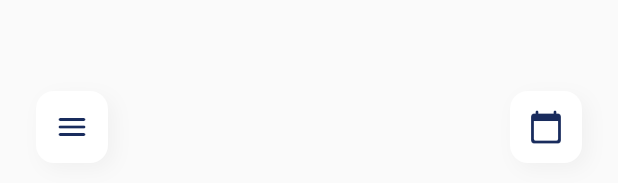
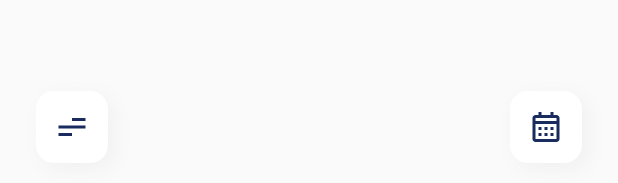
Before and after one commit to gabrielscota/todo-app, a Flutter app: the MyAppBar widget shown alone on an empty page, opened directly, on a phone screen of 412 x 824 dp. Shown: the part 497-680 px from the top of the screen. Run offline on Flutter 3.47's test engine with Material 2 defaults, Android fonts, the phone set to English and light mode, and no system bars; our stand-ins replace carousel_slider, equatable, flutter_svg, get, google_fonts, localstorage; statements that could not run were skipped.

Commit message:
add: svg icons in components

```diff
--- a/lib/ui/pages/home/components/components.dart
+++ b/lib/ui/pages/home/components/components.dart
@@ -1,6 +1,7 @@
 export './add_task.dart';
 export './my_app_bar.dart';
 export './name.dart';
+export './project_card.dart';
 export './projects.dart';
 export './task_tile.dart';
 export './tasks.dart';
--- a/lib/ui/pages/home/components/my_app_bar.dart
+++ b/lib/ui/pages/home/components/my_app_bar.dart
@@ -1,4 +1,5 @@
 import 'package:flutter/material.dart';
+import 'package:flutter_svg/flutter_svg.dart';
 import 'package:google_fonts/google_fonts.dart';
 
 class MyAppBar extends StatelessWidget {
@@ -17,9 +18,10 @@ class MyAppBar extends StatelessWidget {
         children: [
           Container(
             padding: EdgeInsets.all(12.0),
-            child: Icon(
-              Icons.menu_rounded,
-              size: 24,
+            child: SvgPicture.asset(
+              'lib/ui/assets/icons/menu.svg',
+              height: 24,
+              width: 24,
               color: Color.fromRGBO(25, 44, 93, 1.0),
             ),
             decoration: BoxDecoration(
@@ -57,9 +59,10 @@ class MyAppBar extends StatelessWidget {
           ),
           Container(
             padding: EdgeInsets.all(12.0),
-            child: Icon(
-              Icons.calendar_today_rounded,
-              size: 24,
+            child: SvgPicture.asset(
+              'lib/ui/assets/icons/calendar.svg',
+              height: 24,
+              width: 24,
               color: Color.fromRGBO(25, 44, 93, 1.0),
             ),
             decoration: BoxDecoration(
--- a/lib/ui/pages/home/home_page.dart
+++ b/lib/ui/pages/home/home_page.dart
@@ -43,7 +43,7 @@ class _HomePageState extends State<HomePage> with NavigationManager {
                       Name(),
                       Projects(),
                       Tasks(),
-                      SizedBox(height: 64),
+                      SizedBox(height: MediaQuery.of(context).size.height * 0.18),
                     ],
                   ),
                 ),
```
Also changed, not shown: lib/ui/pages/home/components/add_task.dart (+27 -10 lines), lib/ui/pages/home/components/project_card.dart (added, +109 -0 lines), lib/ui/pages/home/components/projects.dart (+3 -100 lines), lib/ui/pages/home/components/task_tile.dart (+7 -1 lines), lib/ui/assets/icons/checkbox.svg (added), lib/ui/assets/icons/checkbox_checked.svg (added).
